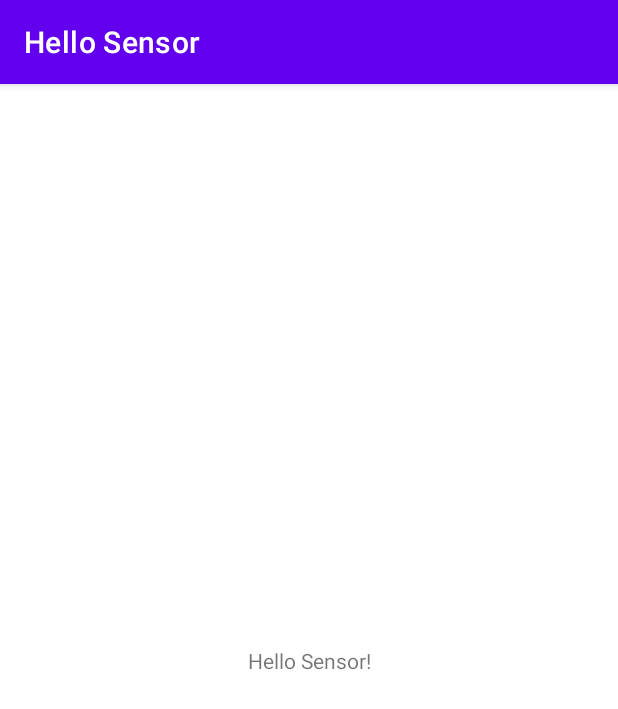
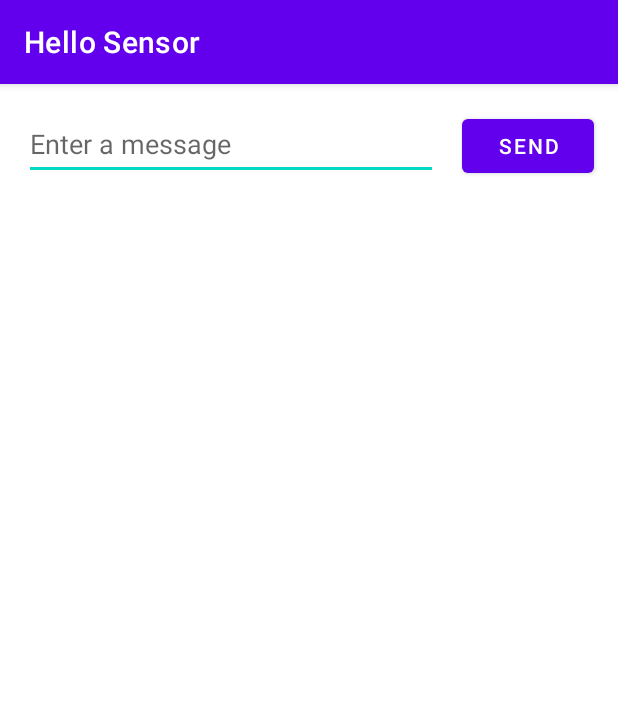
Before and after one commit to philip-soderbom/HelloSensor, an Android app: the screen it shows after launch (MainActivity), on a phone screen of 412 x 824 dp. Shown: the top 709 px of the screen. Run offline under Robolectric (Android 15) with nearby library versions, the phone set to English and light mode, and no system bars.

Commit message:
added TextInput and Button views

```diff
--- a/app/src/main/res/layout/activity_main.xml
+++ b/app/src/main/res/layout/activity_main.xml
@@ -6,13 +6,30 @@
     android:layout_height="match_parent"
     tools:context=".MainActivity">
 
-    <TextView
+    <EditText
+        android:id="@+id/editTextTextPersonName"
+        android:layout_width="0dp"
+        android:layout_height="wrap_content"
+        android:layout_marginStart="16dp"
+        android:layout_marginTop="16dp"
+        android:ems="10"
+        android:hint="@string/edit_message"
+        android:inputType="textPersonName"
+        android:minHeight="48dp"
+        app:layout_constraintEnd_toStartOf="@+id/button"
+        app:layout_constraintHorizontal_bias="0.5"
+        app:layout_constraintStart_toStartOf="parent"
+        app:layout_constraintTop_toTopOf="parent" />
+
+    <Button
+        android:id="@+id/button"
         android:layout_width="wrap_content"
         android:layout_height="wrap_content"
-        android:text="Hello Sensor!"
-        app:layout_constraintBottom_toBottomOf="parent"
-        app:layout_constraintLeft_toLeftOf="parent"
-        app:layout_constraintRight_toRightOf="parent"
-        app:layout_constraintTop_toTopOf="parent" />
-
+        android:layout_marginStart="16dp"
+        android:layout_marginEnd="16dp"
+        android:text="@string/button_send"
+        app:layout_constraintBaseline_toBaselineOf="@+id/editTextTextPersonName"
+        app:layout_constraintEnd_toEndOf="parent"
+        app:layout_constraintHorizontal_bias="0.5"
+        app:layout_constraintStart_toEndOf="@+id/editTextTextPersonName" />
 </androidx.constraintlayout.widget.ConstraintLayout>
--- a/app/src/main/res/values/strings.xml
+++ b/app/src/main/res/values/strings.xml
@@ -1,3 +1,5 @@
 <resources>
     <string name="app_name">Hello Sensor</string>
+    <string name="edit_message">Enter a message</string>
+    <string name="button_send">Send</string>
 </resources>
```
